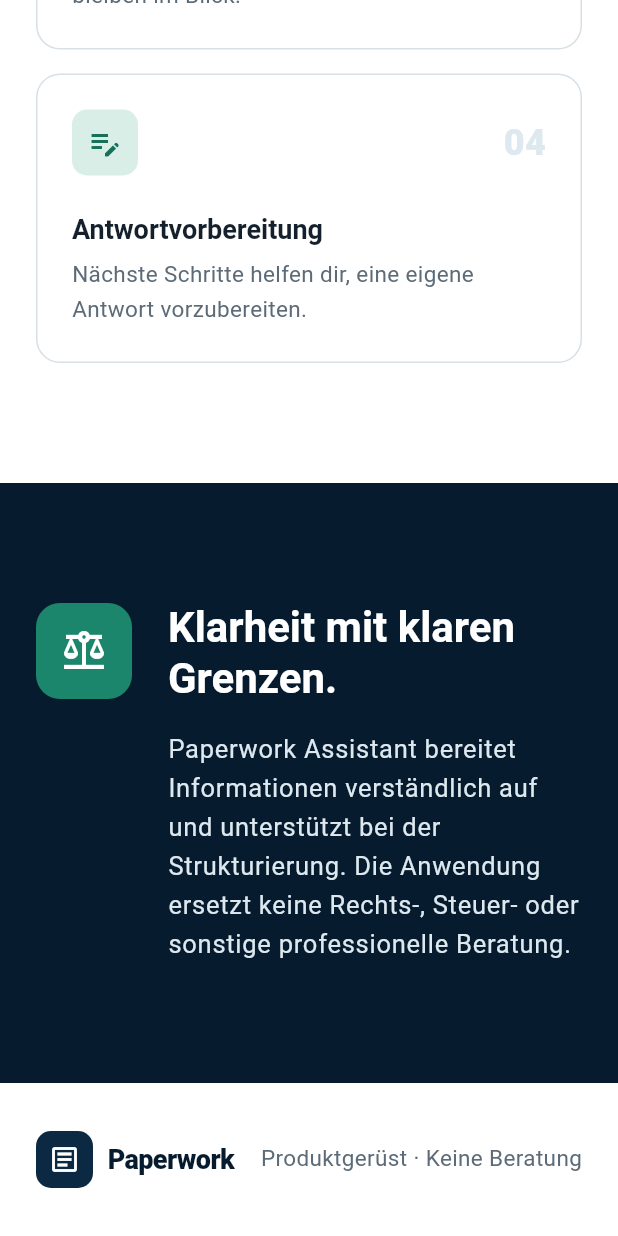
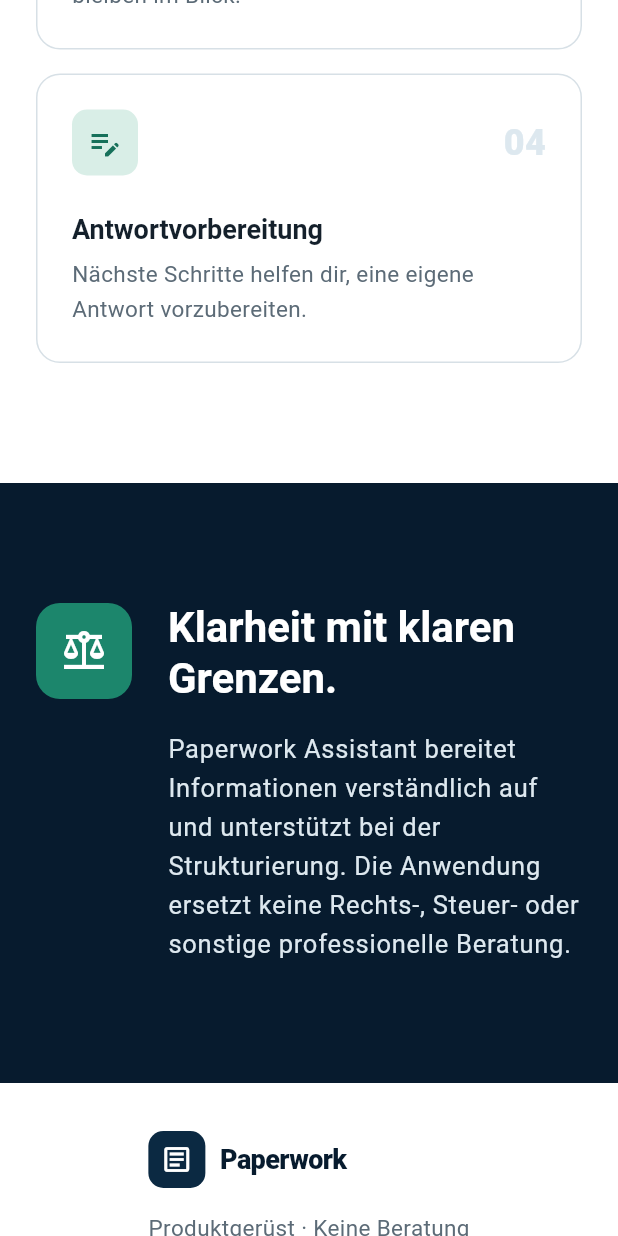
Before and after one commit to Nayon0505/paperworkassistant, a Flutter app: the screen it shows after launch, scrolled down 1941 dp, on a phone screen of 412 x 824 dp. Run offline on Flutter 3.47's test engine with Material 3 defaults, Android fonts, the light colour scheme and no system bars.

Commit message:
fix: harden compact landing layout

```diff
--- a/lib/features/landing/landing_page.dart
+++ b/lib/features/landing/landing_page.dart
@@ -12,8 +12,7 @@
   Widget build(BuildContext context) {
     return Scaffold(
       backgroundColor: AppColors.white,
-      body: SelectionArea(
-        child: SingleChildScrollView(
+      body: SingleChildScrollView(
         child: Column(
           children: const [
             _LandingHeader(),
@@ -22,7 +21,6 @@
             _TrustSection(),
             _LandingFooter(),
           ],
-          ),
         ),
       ),
     );
@@ -42,7 +40,7 @@
             final showLinks = constraints.maxWidth >= 760;
             return Row(
               children: [
-                const BrandMark(),
+                BrandMark(showWordmark: constraints.maxWidth >= 500),
                 const Spacer(),
                 if (showLinks) ...[
                   TextButton(
@@ -553,12 +551,12 @@
     return const _PageWidth(
       child: Padding(
         padding: EdgeInsets.symmetric(vertical: AppSpacing.xl),
-        child: Row(
-          children: [
-            BrandMark(),
-            Spacer(),
-            Text('Produktgerüst · Keine Beratung'),
-          ],
+        child: Wrap(
+          alignment: WrapAlignment.spaceBetween,
+          crossAxisAlignment: WrapCrossAlignment.center,
+          spacing: AppSpacing.xl,
+          runSpacing: AppSpacing.md,
+          children: [BrandMark(), Text('Produktgerüst · Keine Beratung')],
         ),
       ),
     );
--- a/pubspec.yaml
+++ b/pubspec.yaml
@@ -28,6 +28,7 @@
 # the latest version available on pub.dev. To see which dependencies have newer
 # versions available, run `flutter pub outdated`.
 dependencies:
+  cupertino_icons: ^1.0.9
   flutter:
     sdk: flutter
 
```
Also changed, not shown: pubspec.lock. Lines whose indentation alone changed are shown as unchanged.
